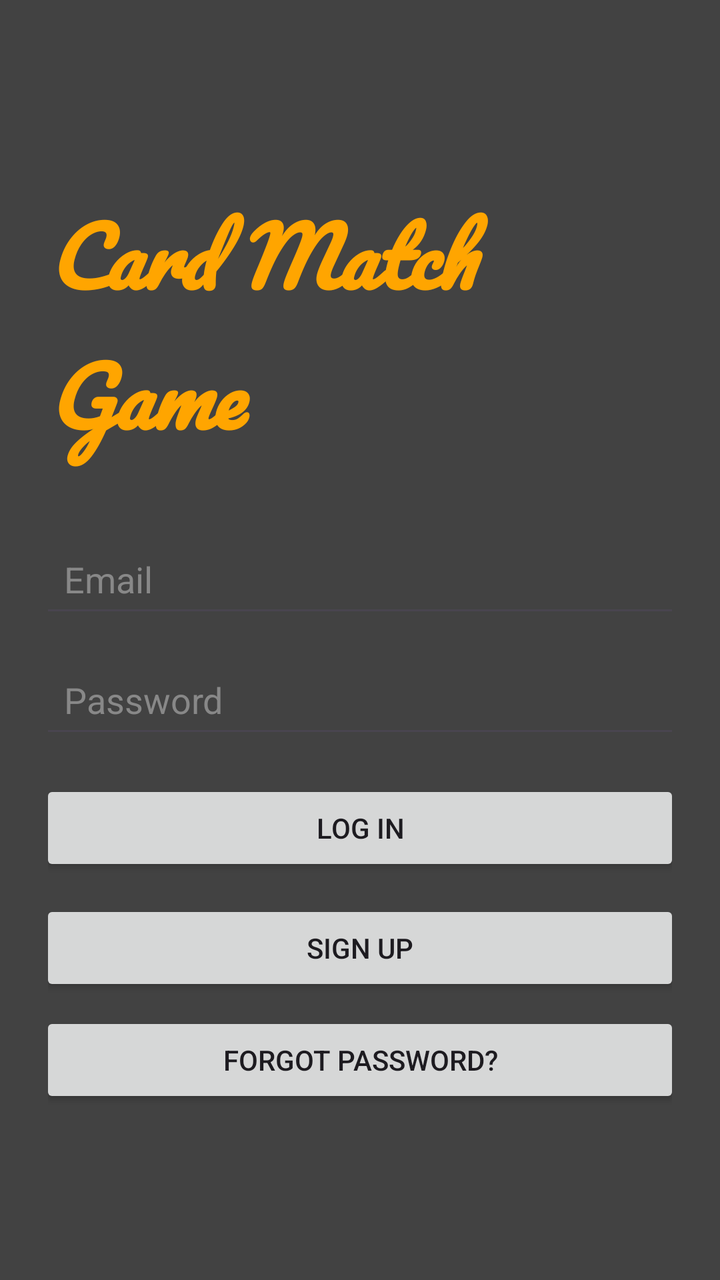
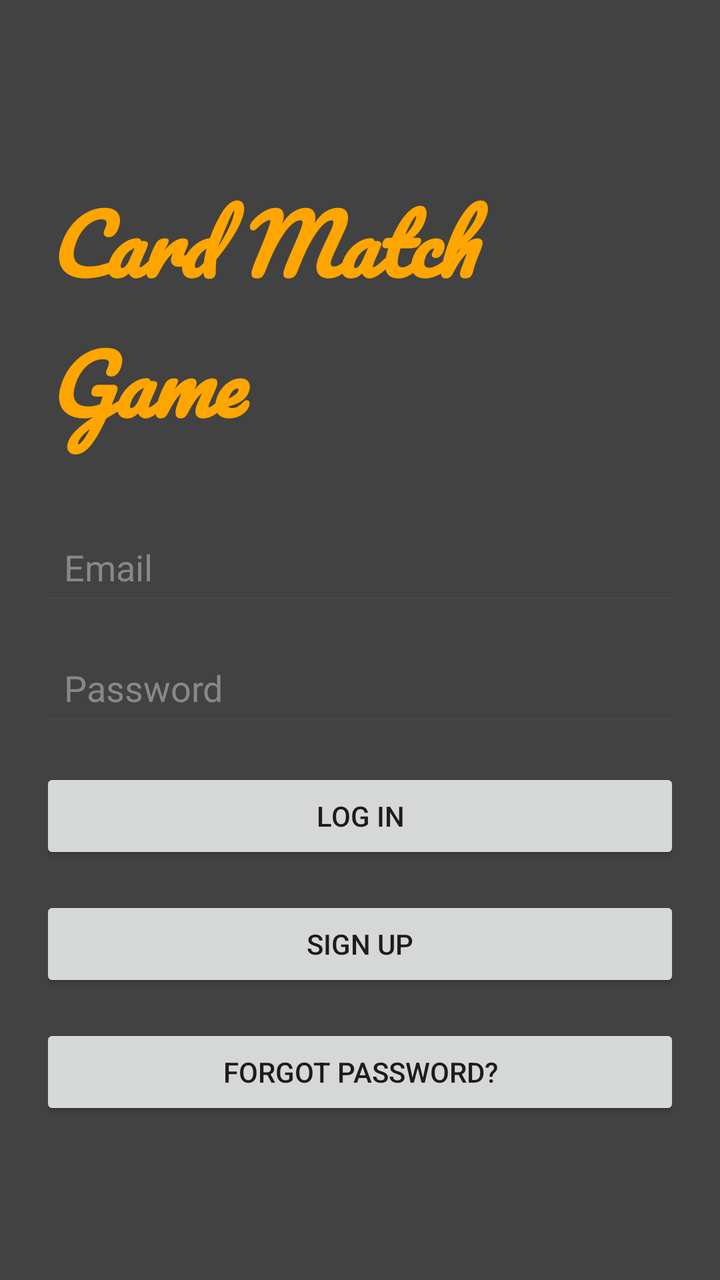

Two renders of the same Android screen: before a commit and after it. Below are the layout's source before the change and the commit's diff.
<!-- AndroidManifest.xml: application theme Theme.CardMatchGame -->
<!-- res/layout/activity_main.xml -->
<?xml version="1.0" encoding="utf-8"?>
<LinearLayout xmlns:android="http://schemas.android.com/apk/res/android"
    android:layout_width="match_parent"
    android:layout_height="match_parent"
    android:gravity="center"
    android:orientation="vertical"
    android:padding="24dp"
    android:background="@color/cardview_dark_background">

    <TextView
        android:layout_width="wrap_content"
        android:layout_height="wrap_content"
        android:layout_marginBottom="32dp"
        android:fontFamily="@font/pacifico_regular"
        android:text="@string/app_name"
        android:textColor="#FFA500"
        android:textSize="40sp"
        android:textStyle="bold|italic" />

    <EditText
        android:id="@+id/usernameInput"
        android:layout_width="320dp"
        android:layout_height="wrap_content"
        android:minHeight="48dp"
        android:layout_marginBottom="12dp"
        android:padding="12dp"
        android:hint="Email"
        android:inputType="textEmailAddress"
        android:autofillHints="emailAddress"
        android:textColor="@color/white"
        android:textColorHint="#888888" />

    <EditText
        android:id="@+id/passwordInput"
        android:layout_width="320dp"
        android:layout_height="wrap_content"
        android:minHeight="48dp"
        android:layout_marginBottom="16dp"
        android:padding="12dp"
        android:hint="Password"
        android:inputType="textPassword"
        android:autofillHints="password"
        android:textColor="@color/white"
        android:textColorHint="#888888" />

    <Button
        android:id="@+id/loginButton"
        android:layout_width="320dp"
        android:layout_height="wrap_content"
        android:text="Log in"
        android:layout_marginBottom="12dp" />

    <Button
        android:id="@+id/signUpButton"
        android:layout_width="320dp"
        android:layout_height="wrap_content"
        android:text="Sign Up"
        android:layout_marginBottom="8dp" />

    <Button
        android:id="@+id/forgotPasswordButton"
        android:layout_width="320dp"
        android:layout_height="wrap_content"
        android:text="Forgot Password?" />

</LinearLayout>
<!-- resources referenced by this layout -->
<resources>
  <color name="white">#FFFFFFFF</color>
  <string name="app_name">Card Match Game</string>
  <style name="Theme.CardMatchGame" parent="Base.Theme.CardMatchGame" />
  <style name="Base.Theme.CardMatchGame" parent="Theme.Material3.DayNight.NoActionBar">
          
          
      </style>
</resources>

<!-- the commit's change to res/layout/activity_main.xml (unified diff, before → after) -->
@@ -48,14 +48,14 @@
         android:layout_width="320dp"
         android:layout_height="wrap_content"
         android:text="Log in"
-        android:layout_marginBottom="12dp" />
+        android:layout_marginBottom="16dp" />
 
     <Button
         android:id="@+id/signUpButton"
         android:layout_width="320dp"
         android:layout_height="wrap_content"
         android:text="Sign Up"
-        android:layout_marginBottom="8dp" />
+        android:layout_marginBottom="16dp" />
 
     <Button
         android:id="@+id/forgotPasswordButton"
